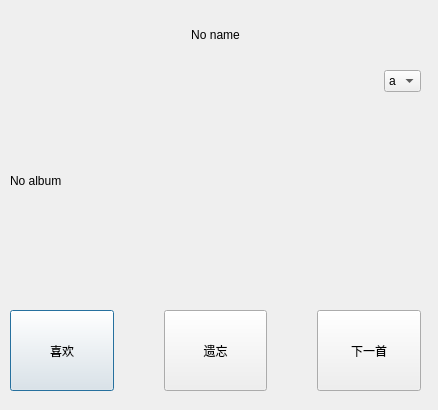
chenchizhao/DoubanFM, file doubanfmdialog.ui: the form before one commit.
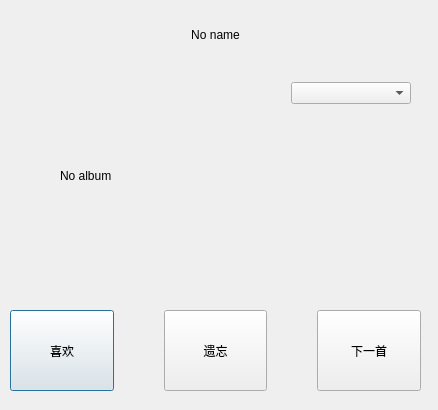
The form after the commit.

Commit message: add channels to combobox

```diff
--- a/doubanfmdialog.ui
+++ b/doubanfmdialog.ui
@@ -73,62 +73,6 @@
     </item>
    </layout>
   </widget>
-  <widget class="QWidget" name="layoutWidget">
-   <property name="geometry">
-    <rect>
-     <x>10</x>
-     <y>70</y>
-     <width>411</width>
-     <height>221</height>
-    </rect>
-   </property>
-   <layout class="QHBoxLayout" name="horizontalLayout_3">
-    <item>
-     <widget class="QLabel" name="albumLabel">
-      <property name="sizePolicy">
-       <sizepolicy hsizetype="Preferred" vsizetype="Preferred">
-        <horstretch>5</horstretch>
-        <verstretch>0</verstretch>
-       </sizepolicy>
-      </property>
-      <property name="text">
-       <string>No album</string>
-      </property>
-     </widget>
-    </item>
-    <item>
-     <layout class="QVBoxLayout" name="verticalLayout">
-      <item>
-       <widget class="QComboBox" name="channelBox">
-        <item>
-         <property name="text">
-          <string>a</string>
-         </property>
-        </item>
-        <item>
-         <property name="text">
-          <string>b</string>
-         </property>
-        </item>
-       </widget>
-      </item>
-      <item>
-       <spacer name="verticalSpacer">
-        <property name="orientation">
-         <enum>Qt::Vertical</enum>
-        </property>
-        <property name="sizeHint" stdset="0">
-         <size>
-          <width>20</width>
-          <height>88</height>
-         </size>
-        </property>
-       </spacer>
-      </item>
-     </layout>
-    </item>
-   </layout>
-  </widget>
   <widget class="QWidget" name="layoutWidget">
    <property name="geometry">
     <rect>
@@ -183,6 +127,85 @@
     </item>
    </layout>
   </widget>
+  <widget class="QWidget" name="layoutWidget">
+   <property name="geometry">
+    <rect>
+     <x>290</x>
+     <y>82</y>
+     <width>121</width>
+     <height>203</height>
+    </rect>
+   </property>
+   <layout class="QVBoxLayout" name="verticalLayout" stretch="1,1,0">
+    <property name="spacing">
+     <number>1</number>
+    </property>
+    <property name="leftMargin">
+     <number>1</number>
+    </property>
+    <item>
+     <widget class="QComboBox" name="channelBox">
+      <property name="sizePolicy">
+       <sizepolicy hsizetype="Expanding" vsizetype="Fixed">
+        <horstretch>0</horstretch>
+        <verstretch>0</verstretch>
+       </sizepolicy>
+      </property>
+     </widget>
+    </item>
+    <item>
+     <spacer name="verticalSpacer">
+      <property name="sizePolicy">
+       <sizepolicy hsizetype="Expanding" vsizetype="Expanding">
+        <horstretch>0</horstretch>
+        <verstretch>0</verstretch>
+       </sizepolicy>
+      </property>
+      <property name="orientation">
+       <enum>Qt::Vertical</enum>
+      </property>
+      <property name="sizeHint" stdset="0">
+       <size>
+        <width>20</width>
+        <height>148</height>
+       </size>
+      </property>
+     </spacer>
+    </item>
+    <item>
+     <spacer name="horizontalSpacer_3">
+      <property name="orientation">
+       <enum>Qt::Horizontal</enum>
+      </property>
+      <property name="sizeHint" stdset="0">
+       <size>
+        <width>40</width>
+        <height>20</height>
+       </size>
+      </property>
+     </spacer>
+    </item>
+   </layout>
+  </widget>
+  <widget class="QLabel" name="albumLabel">
+   <property name="geometry">
+    <rect>
+     <x>60</x>
+     <y>90</y>
+     <width>211</width>
+     <height>171</height>
+    </rect>
+   </property>
+   <property name="sizePolicy">
+    <sizepolicy hsizetype="Expanding" vsizetype="Preferred">
+     <horstretch>2</horstretch>
+     <verstretch>0</verstretch>
+    </sizepolicy>
+   </property>
+   <property name="text">
+    <string>No album</string>
+   </property>
+  </widget>
  </widget>
  <resources/>
  <connections/>
```
The commit also changes 2 other files.
